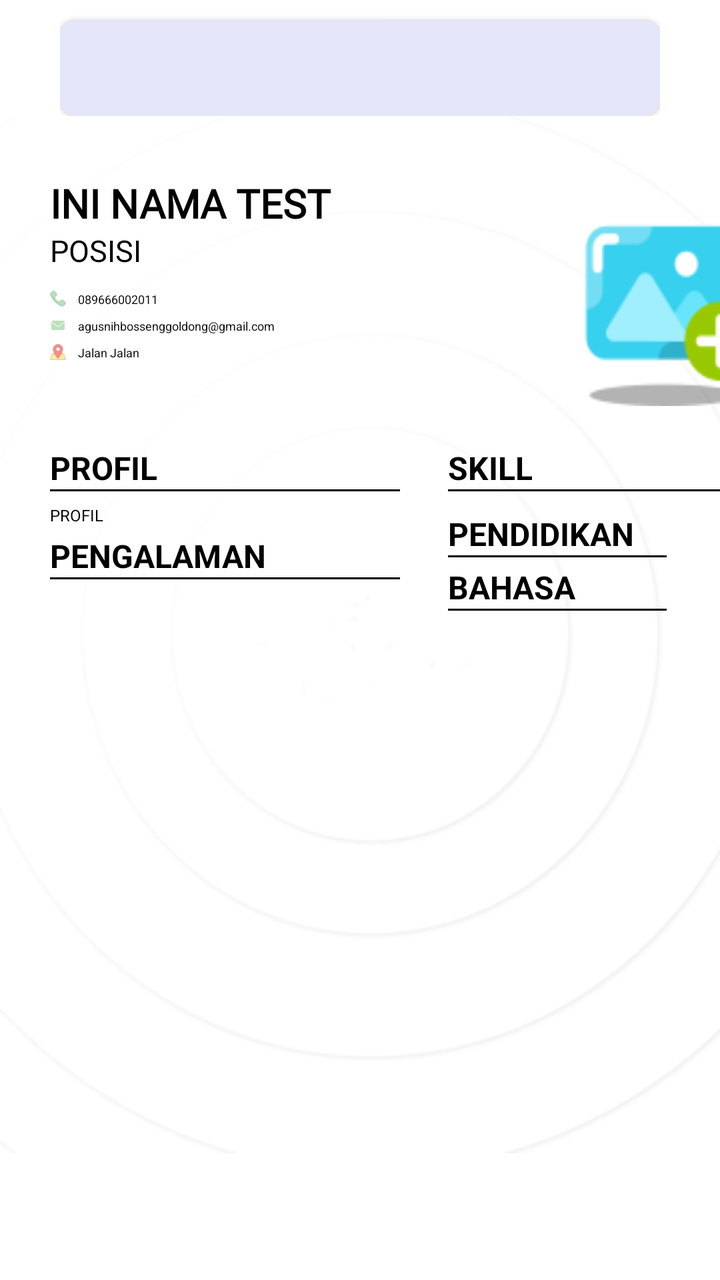
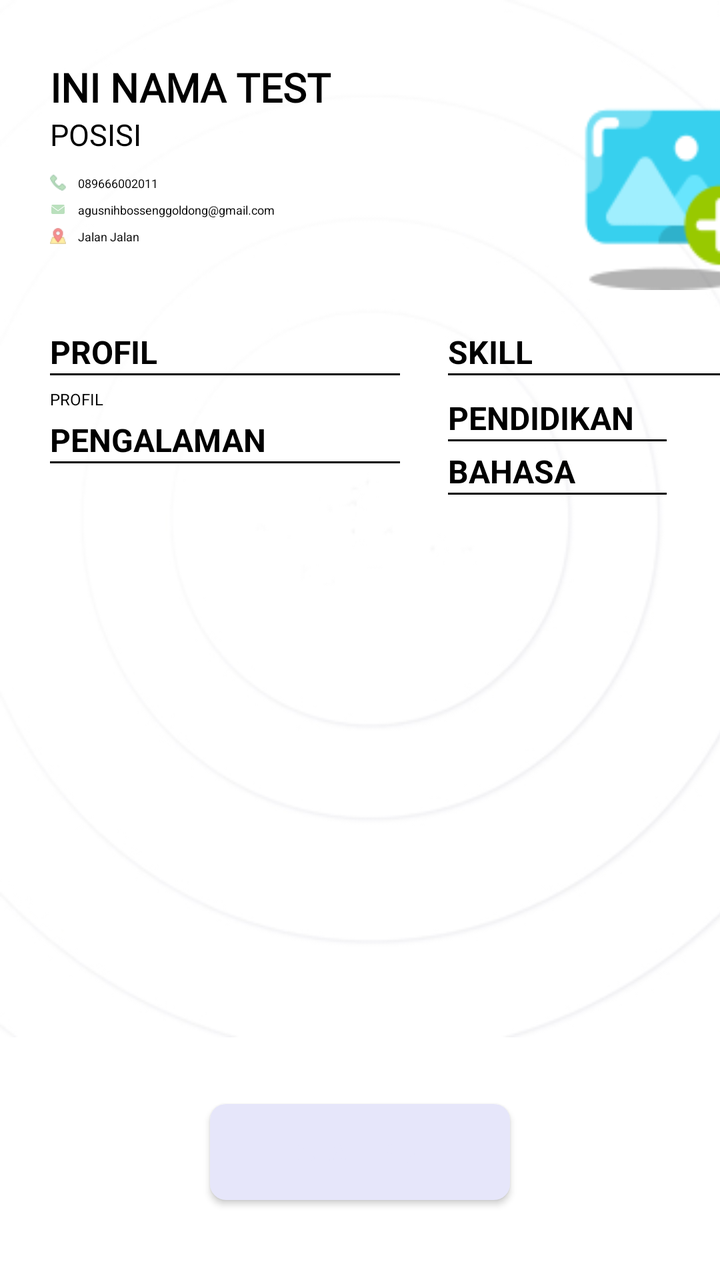

An Android layout rendered at two revisions. The XML below is the earlier revision; the diff shows what the commit changed to produce the second picture.
<!-- AndroidManifest.xml: application theme Theme.CVBuilder -->
<!-- res/layout/invoice_layout.xml -->
<?xml version="1.0" encoding="utf-8"?>
<androidx.coordinatorlayout.widget.CoordinatorLayout xmlns:android="http://schemas.android.com/apk/res/android"
    xmlns:tools="http://schemas.android.com/tools"
    xmlns:app="http://schemas.android.com/apk/res-auto"
    android:layout_width="match_parent"
    android:layout_height="match_parent"
    android:background="@color/white"
    >

    <LinearLayout
        android:layout_width="wrap_content"
        android:layout_height="wrap_content"
        android:orientation="vertical">
        <LinearLayout
            android:layout_width="wrap_content"
            android:layout_height="wrap_content"
            android:layout_gravity="center_vertical|center_horizontal"
            >
            <Button
                android:id="@+id/generate_invoice_btn"
                android:layout_width="300dp"
                android:layout_height="wrap_content"
                android:layout_marginTop="10dp"
                android:text="Generate Resume"
                android:background="@drawable/button_round"
                />
        </LinearLayout>

        <LinearLayout
            android:id="@+id/invoice_layout"
            android:layout_width="1100px"
            android:layout_height="1556px"
            android:layout_above="@+id/generate_invoice_btn"
            android:background="@drawable/tmp1_bg"
            android:orientation="vertical">

            <LinearLayout
                android:layout_width="wrap_content"
                android:layout_height="wrap_content"
                android:orientation="horizontal">

                <LinearLayout
                    android:id="@+id/name"
                    android:layout_width="280dp"
                    android:layout_height="wrap_content"
                    android:orientation="vertical">

                    <TextView
                        android:id="@+id/tv_item_nama_tmp"
                        android:layout_width="240dp"
                        android:layout_height="wrap_content"
                        android:layout_marginStart="25dp"
                        android:layout_marginTop="30dp"
                        android:layout_marginBottom="0dp"
                        android:fontFamily="@font/robotoregular"
                        android:gravity="start"
                        android:text="INI NAMA TEST"
                        android:textAllCaps="true"
                        android:textColor="@color/black"
                        android:textSize="20sp"
                        android:textStyle="bold" />

                    <TextView
                        android:id="@+id/tv_item_posisi_tmp"
                        android:layout_width="240dp"
                        android:layout_height="wrap_content"
                        android:layout_marginStart="25dp"
                        android:layout_marginBottom="10dp"
                        android:fontFamily="sans-serif"
                        android:gravity="start"
                        android:text="POSISI"
                        android:textColor="@color/black"
                        android:textSize="15sp" />

                    <LinearLayout
                        android:layout_width="wrap_content"
                        android:layout_height="wrap_content"
                        android:layout_marginBottom="2dp"
                        android:orientation="horizontal">

                        <ImageView
                            android:id="@+id/tmp_imgemail"
                            android:layout_width="8dp"
                            android:layout_height="8dp"
                            android:layout_gravity="right"
                            android:layout_marginStart="25dp"
                            android:layout_marginEnd="4dp"

                            android:scaleType="fitXY"
                            android:src="@drawable/tmp1_hp_"
                            tools:ignore="MissingConstraints,RtlHardcoded" />

                        <TextView
                            android:id="@+id/tmp_tv_nohp"
                            android:layout_width="wrap_content"
                            android:layout_height="wrap_content"
                            android:layout_marginStart="2dp"
                            android:layout_marginBottom="3dp"
                            android:fontFamily="sans-serif"
                            android:gravity="start"
                            android:text="089666002011"
                            android:textColor="@color/black"
                            android:textSize="6sp" />

                    </LinearLayout>

                    <LinearLayout
                        android:layout_width="wrap_content"
                        android:layout_height="wrap_content"
                        android:layout_marginBottom="2dp"
                        android:orientation="horizontal">

                        <ImageView
                            android:id="@+id/tmp1_imgnohp"
                            android:layout_width="8dp"
                            android:layout_height="8dp"
                            android:layout_marginStart="25dp"
                            android:layout_marginEnd="4dp"

                            android:scaleType="fitXY"
                            android:src="@drawable/tmp1_email"
                            tools:ignore="MissingConstraints,RtlHardcoded" />

                        <TextView
                            android:id="@+id/tmp_tv_email"
                            android:layout_width="wrap_content"
                            android:layout_height="wrap_content"
                            android:layout_marginStart="2dp"
                            android:layout_marginBottom="3dp"
                            android:fontFamily="sans-serif"
                            android:gravity="start"
                            android:text="agusnihbossenggoldong@gmail.com"
                            android:textColor="@color/black"
                            android:textSize="6sp" />
                    </LinearLayout>

                    <LinearLayout
                        android:layout_width="wrap_content"
                        android:layout_height="wrap_content"
                        android:orientation="horizontal">

                        <ImageView
                            android:id="@+id/tmp1_alamat"
                            android:layout_width="8dp"
                            android:layout_height="8dp"
                            android:layout_marginStart="25dp"
                            android:layout_marginEnd="4dp"
                            android:scaleType="fitXY"
                            android:src="@drawable/tmp1_addr"
                            tools:ignore="MissingConstraints,RtlHardcoded" />

                        <TextView
                            android:id="@+id/tmp_tv_alamat"
                            android:layout_width="216dp"
                            android:layout_height="wrap_content"
                            android:layout_marginStart="2dp"
                            android:layout_marginBottom="1dp"
                            android:fontFamily="sans-serif"
                            android:gravity="start"
                            android:text="Jalan Jalan"
                            android:textColor="@color/black"
                            android:textSize="6sp" />
                    </LinearLayout>

                </LinearLayout>

                <ImageView
                    android:id="@+id/tmp1_imgview"
                    android:layout_width="105dp"
                    android:layout_height="145dp"
                    android:layout_gravity="right"
                    android:paddingTop="30dp"
                    android:scaleType="fitXY"
                    android:src="@drawable/img_user"
                    tools:ignore="MissingConstraints,RtlHardcoded" />

            </LinearLayout>

            <LinearLayout
                android:layout_width="match_parent"
                android:layout_height="45dp"
                android:orientation="horizontal"
                android:paddingLeft="25dp"
                android:paddingTop="20dp">

                <LinearLayout
                    android:layout_width="199dp"
                    android:layout_height="match_parent"
                    android:orientation="vertical">

                    <TextView
                        android:layout_width="153dp"
                        android:layout_height="wrap_content"
                        android:fontFamily="sans-serif"
                        android:text="PROFIL"
                        android:textColor="@color/black"
                        android:textSize="16sp"
                        android:textStyle="bold" />

                    <View
                        android:layout_width="175dp"
                        android:layout_height="1dp"
                        android:layout_gravity="bottom"
                        android:background="@color/black" />
                </LinearLayout>

                <LinearLayout
                    android:layout_width="match_parent"
                    android:layout_height="match_parent"
                    android:orientation="vertical">

                    <TextView
                        android:layout_width="153dp"
                        android:layout_height="wrap_content"
                        android:fontFamily="sans-serif"
                        android:text="SKILL"
                        android:textColor="@color/black"
                        android:textSize="16sp"
                        android:textStyle="bold" />

                    <View
                        android:layout_width="150dp"
                        android:layout_height="1dp"
                        android:layout_gravity="bottom"
                        android:background="@color/black" />
                </LinearLayout>


            </LinearLayout>

            <LinearLayout
                android:layout_width="1000px"
                android:layout_height="wrap_content"
                android:orientation="horizontal"
                android:paddingLeft="25dp"
                android:paddingTop="4dp">

                <LinearLayout
                    android:layout_width="199dp"
                    android:layout_height="match_parent"
                    android:orientation="vertical">

                    <TextView
                        android:id="@+id/tv_profil_tmp"
                        android:layout_width="170dp"
                        android:layout_height="wrap_content"
                        android:fontFamily="sans-serif"
                        android:justificationMode="inter_word"
                        android:text="PROFIL"
                        android:textColor="@color/black"
                        android:textSize="8sp" />

                    <LinearLayout
                        android:layout_width="1000px"
                        android:layout_height="wrap_content"
                        android:orientation="horizontal"
                        android:paddingLeft="0dp"
                        android:paddingTop="4dp">

                        <LinearLayout
                            android:layout_width="199dp"
                            android:layout_height="match_parent"
                            android:orientation="vertical">

                            <TextView
                                android:layout_width="153dp"
                                android:layout_height="wrap_content"
                                android:fontFamily="sans-serif"
                                android:text="PENGALAMAN"
                                android:textColor="@color/black"
                                android:textSize="16sp"
                                android:textStyle="bold" />

                            <View
                                android:layout_width="175dp"
                                android:layout_height="1dp"
                                android:layout_gravity="bottom"
                                android:background="@color/black" />

                            <androidx.recyclerview.widget.RecyclerView
                                android:id="@+id/tmp1_rview_pengalaman"
                                android:layout_width="170dp"
                                android:layout_height="360dp"
                                android:paddingLeft="0dp"
                                tools:ignore="MissingConstraints" />
                        </LinearLayout>
                    </LinearLayout>

                </LinearLayout>

                <LinearLayout
                    android:layout_width="199dp"
                    android:layout_height="match_parent"
                    android:orientation="vertical">

                    <androidx.recyclerview.widget.RecyclerView
                        android:id="@+id/rview_template"
                        android:layout_width="157dp"
                        android:layout_height="wrap_content"
                        tools:ignore="MissingConstraints" />

                    <TextView
                        android:layout_width="153dp"
                        android:layout_height="wrap_content"
                        android:fontFamily="sans-serif"
                        android:paddingTop="4dp"
                        android:text="PENDIDIKAN"
                        android:textColor="@color/black"
                        android:textSize="16sp"
                        android:textStyle="bold" />

                    <View
                        android:layout_width="150dp"
                        android:layout_height="1dp"
                        android:layout_gravity="bottom"
                        android:background="@color/black" />

                    <androidx.recyclerview.widget.RecyclerView
                        android:id="@+id/tmp1_rview_pendidikan"
                        android:layout_width="154dp"
                        android:layout_height="wrap_content"
                        tools:ignore="MissingConstraints" />


                    <LinearLayout
                        android:layout_width="199dp"
                        android:layout_height="match_parent"
                        android:orientation="vertical"
                        android:paddingBottom="30dp">

                        <TextView
                            android:layout_width="153dp"
                            android:layout_height="wrap_content"
                            android:fontFamily="sans-serif"
                            android:paddingTop="4dp"
                            android:text="BAHASA"
                            android:textColor="@color/black"
                            android:textSize="16sp"
                            android:textStyle="bold" />

                        <View
                            android:layout_width="150dp"
                            android:layout_height="1dp"
                            android:layout_gravity="bottom"
                            android:background="@color/black" />

                        <androidx.recyclerview.widget.RecyclerView
                            android:id="@+id/tmp1_rview_bahasa"
                            android:layout_width="154dp"
                            android:layout_height="wrap_content"
                            tools:ignore="MissingConstraints" />
                    </LinearLayout>
                </LinearLayout>
            </LinearLayout>
        </LinearLayout>
    </LinearLayout>
</androidx.coordinatorlayout.widget.CoordinatorLayout>
<!-- resources referenced by this layout -->
<resources>
  <color name="black">#000000</color>
  <color name="white">#FFFFFF</color>
  <!-- drawable button_round (drawable) -->
  <?xml version="1.0" encoding="utf-8" ?>
  <selector xmlns:android="http://schemas.android.com/apk/res/android">
      <item android:state_pressed="false" >
          <shape>
              <solid
                  android:color="#6bcdfd" />
              <stroke
                  android:width="0px"
                  android:color="#45a9da" />
              <corners android:radius="8dp" />
          </shape>
      </item>
      <item android:state_pressed="true" >
          <shape>
              <solid
                  android:color="#ba78e7" />
              <stroke
                  android:width="0px"
                  android:color="#ad60e1" />
              <corners android:radius="8dp" />
          </shape>
      </item>
  </selector>
  <!-- drawable img_user: png bitmap (drawable-v24, 2662 bytes) -->
  <!-- drawable tmp1_addr: png bitmap (drawable-v24, 577 bytes) -->
  <!-- drawable tmp1_bg: jpg bitmap (drawable, 23609 bytes) -->
  <!-- drawable tmp1_email: png bitmap (drawable-v24, 668 bytes) -->
  <!-- drawable tmp1_hp_: png bitmap (drawable-v24, 441 bytes) -->
  <style name="Theme.CVBuilder" parent="Theme.MaterialComponents.DayNight.DarkActionBar">
          
          <item name="colorPrimary">@color/lavender</item>
          <item name="colorPrimaryVariant">@color/lavender</item>
          <item name="colorOnPrimary">@color/lavender</item>
          
          <item name="colorSecondary">@color/lavender</item>
          <item name="colorSecondaryVariant">@color/lavender</item>
          <item name="colorOnSecondary">@color/lavender</item>
          
          <item name="android:statusBarColor" tools:targetApi="l">?attr/colorPrimaryVariant</item>
          
          <item name="android:textColor">@color/red</item>
      </style>
  <color name="lavender">#E6E6FA</color>
  <color name="red">#FF0000</color>
</resources>

<!-- the commit's change to res/layout/invoice_layout.xml (unified diff, before → after) -->
@@ -6,26 +6,6 @@
     android:layout_height="match_parent"
     android:background="@color/white"
     >
-
-    <LinearLayout
-        android:layout_width="wrap_content"
-        android:layout_height="wrap_content"
-        android:orientation="vertical">
-        <LinearLayout
-            android:layout_width="wrap_content"
-            android:layout_height="wrap_content"
-            android:layout_gravity="center_vertical|center_horizontal"
-            >
-            <Button
-                android:id="@+id/generate_invoice_btn"
-                android:layout_width="300dp"
-                android:layout_height="wrap_content"
-                android:layout_marginTop="10dp"
-                android:text="Generate Resume"
-                android:background="@drawable/button_round"
-                />
-        </LinearLayout>
-
         <LinearLayout
             android:id="@+id/invoice_layout"
             android:layout_width="1100px"
@@ -353,5 +333,23 @@
                 </LinearLayout>
             </LinearLayout>
         </LinearLayout>
+    <LinearLayout
+        android:layout_width="match_parent"
+        android:layout_height="match_parent"
+        android:layout_weight="1"
+        android:gravity="center|bottom"
+        android:orientation="vertical"
+        >
+        <Button
+            android:id="@+id/generate_invoice_btn"
+            android:layout_width="150dp"
+            android:layout_height="wrap_content"
+            android:layout_marginTop="10dp"
+            android:text="Buat PDF"
+            android:layout_gravity="center_horizontal|center"
+            android:background="@drawable/button_round_delete"
+            android:layout_marginBottom="40dp"
+            />
     </LinearLayout>
+
 </androidx.coordinatorlayout.widget.CoordinatorLayout>
<!-- resource entries referenced after the edit -->
@@ -2,13 +2,13 @@
 <resources>
   <color name="black">#000000</color>
   <color name="white">#FFFFFF</color>
-  <!-- drawable button_round (drawable) -->
+  <!-- drawable button_round_delete (drawable) -->
   <?xml version="1.0" encoding="utf-8" ?>
   <selector xmlns:android="http://schemas.android.com/apk/res/android">
       <item android:state_pressed="false" >
           <shape>
               <solid
-                  android:color="#6bcdfd" />
+                  android:color="#F1656A" />
               <stroke
                   android:width="0px"
                   android:color="#45a9da" />
